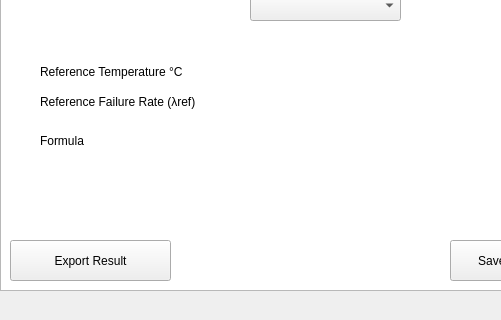
karthikdivakaran/reli_engine, file gui/calculation_engine.ui: the form before one commit; both pictures show x 0 to 501 and y 280 to 600 of the 811 by 600 pixel window.
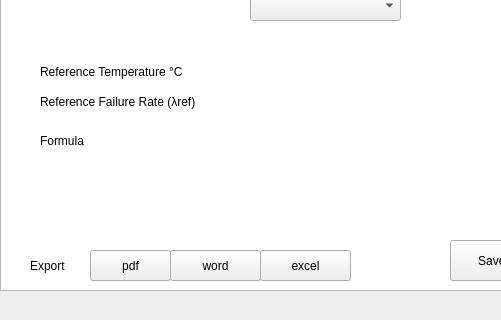
The form after the commit. Icons and pictures are not drawn.

The edit to the form file:
```diff
--- a/gui/calculation_engine.ui
+++ b/gui/calculation_engine.ui
@@ -250,14 +250,14 @@
   <widget class="QPushButton" name="export_result">
    <property name="geometry">
     <rect>
-     <x>10</x>
-     <y>520</y>
-     <width>161</width>
-     <height>41</height>
+     <x>90</x>
+     <y>530</y>
+     <width>81</width>
+     <height>31</height>
     </rect>
    </property>
    <property name="text">
-    <string>Export Result</string>
+    <string>pdf</string>
    </property>
   </widget>
   <widget class="QLabel" name="label_7">
@@ -558,6 +558,45 @@
     </size>
    </property>
   </widget>
+  <widget class="QLabel" name="label_5">
+   <property name="geometry">
+    <rect>
+     <x>30</x>
+     <y>530</y>
+     <width>71</width>
+     <height>31</height>
+    </rect>
+   </property>
+   <property name="text">
+    <string>Export</string>
+   </property>
+  </widget>
+  <widget class="QPushButton" name="exportDoc">
+   <property name="geometry">
+    <rect>
+     <x>170</x>
+     <y>530</y>
+     <width>91</width>
+     <height>31</height>
+    </rect>
+   </property>
+   <property name="text">
+    <string>word</string>
+   </property>
+  </widget>
+  <widget class="QPushButton" name="exportXls">
+   <property name="geometry">
+    <rect>
+     <x>260</x>
+     <y>530</y>
+     <width>91</width>
+     <height>31</height>
+    </rect>
+   </property>
+   <property name="text">
+    <string>excel</string>
+   </property>
+  </widget>
  </widget>
  <resources/>
  <connections/>
```
Left out of the diff: 2 changed lines with no effect on the pictures.
